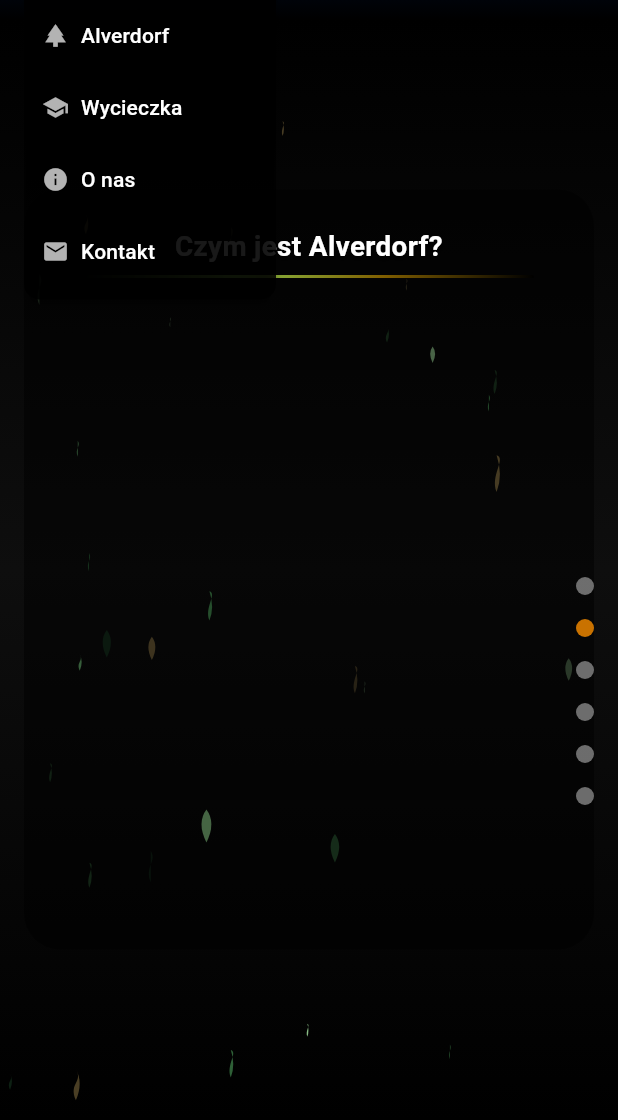
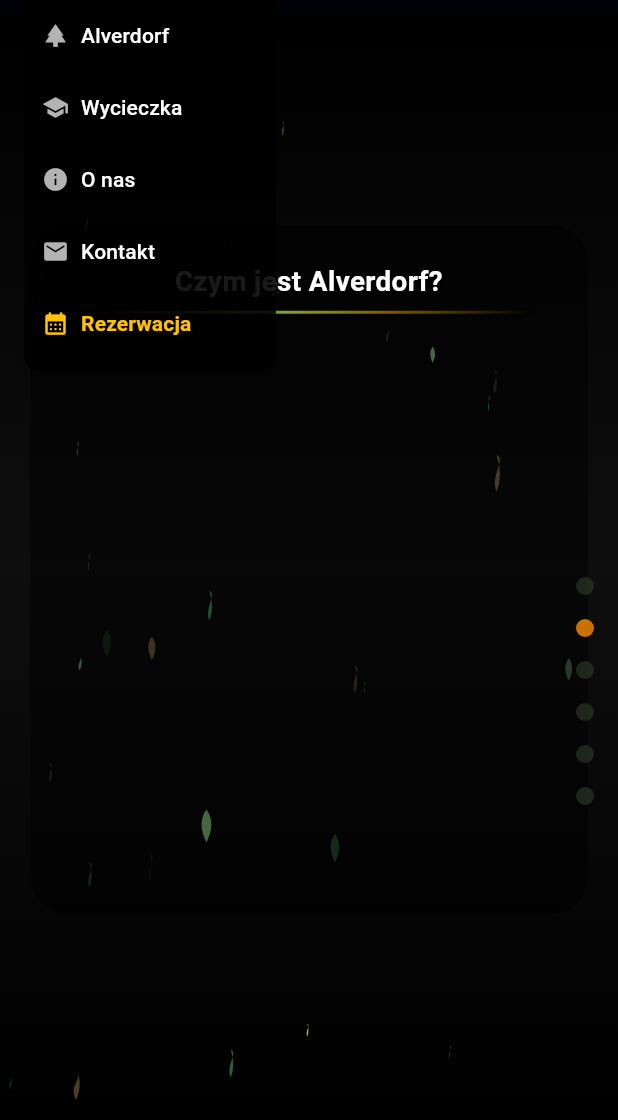
Before and after one commit to SzymonCzermak/APEwebsite, a Flutter app: the VillagePage screen opened by its route, scrolled down 576 dp, after a tap on the "menu" icon, on a phone screen of 412 x 824 dp, the part 116-1236 px from its top. Run offline on Flutter 3.47's test engine with Material 3 defaults, Android fonts, the light colour scheme and no system bars; drawn by our look-alikes of smooth_page_indicator; our stand-ins replace google_fonts, icons_plus, url_strategy; missing offline and left inert: dart:html.

Commit message:
respo and booking swich

```diff
--- a/lib/pages/contact_page.dart
+++ b/lib/pages/contact_page.dart
@@ -3,7 +3,7 @@ import 'package:apewebsite/widgets/custom_app_bar.dart';
 import 'package:apewebsite/models/page_type.dart';
 import 'package:provider/provider.dart';
 import 'package:apewebsite/language_controller.dart';
-import 'package:apewebsite/styles/color.dart.';
+import 'package:apewebsite/styles/color.dart';
 
 class ContactPage extends StatelessWidget {
   const ContactPage({super.key});
--- /dev/null
+++ b/lib/pages/village/VillageStepContainer.dart
@@ -0,0 +1,29 @@
+import 'package:flutter/material.dart';
+
+class VillageStepContainer extends StatelessWidget {
+  final Widget child;
+  const VillageStepContainer({required this.child, super.key});
+
+  @override
+  Widget build(BuildContext context) {
+    final size = MediaQuery.of(context).size;
+
+    // Maksymalne sensowne rozmiary – ale nie wymuszamy minimum!
+    final double maxW = size.width < 1280 ? size.width * 0.98 : 1200;
+    final double maxH = size.height < 960 ? size.height * 0.98 : 900;
+
+    return Center(
+      child: Container(
+        constraints: BoxConstraints(
+          maxWidth: maxW,
+          maxHeight: maxH,
+        ),
+        // SingleChildScrollView chroni przed "ucinaniem" zawartości!
+        child: SingleChildScrollView(
+          // Scroll zawsze, jak coś się nie mieści (ale nie przewija, jeśli mieści się w całości)
+          child: child,
+        ),
+      ),
+    );
+  }
+}
--- a/lib/pages/village/village_page.dart
+++ b/lib/pages/village/village_page.dart
@@ -1,3 +1,4 @@
+import 'package:apewebsite/pages/village/VillageStepContainer.dart';
 import 'package:apewebsite/pages/village/village_step_1.dart';
 import 'package:apewebsite/pages/village/village_step_2.dart';
 import 'package:apewebsite/pages/village/village_step_3.dart';
@@ -28,55 +29,55 @@ class _VillagePageState extends State<VillagePage> {
   void initState() {
     super.initState();
     _pages = [
-      VillageStep1(onNext: _scrollToNextPage),
-      const VillageStep2(),
-      const VillageStep3(),
-      const VillageStep4(),
-      const VillageStep5(),
-      const FooterVillage(),
+      VillageStepContainer(child: VillageStep1(onNext: _scrollToNextPage)),
+      const VillageStepContainer(child: VillageStep2()),
+      const VillageStepContainer(child: VillageStep3()),
+      const VillageStepContainer(child: VillageStep4()),
+      const VillageStepContainer(child: VillageStep5()),
+      const VillageStepContainer(child: FooterVillage()),
     ];
   }
 
   void _handleScroll(double delta, {required bool isMouse}) async {
     if (!isScrolling) {
+      final int page = _pageController.hasClients ? _pageController.page?.round() ?? 0 : 0;
+      final int lastPage = _pages.length - 1;
+
+      // Kierunek przewijania
+      final bool goNext = isMouse ? delta > 0 : delta < 0;
+      final bool goPrev = isMouse ? delta < 0 : delta > 0;
+
+      // Sprawdź, czy można przewijać dalej!
+      if ((goNext && page >= lastPage) || (goPrev && page <= 0)) {
+        return; // nie rób nic, jesteś na końcu/początku
+      }
+
       isScrolling = true;
-
-      if (isMouse) {
-        if (delta > 0) {
+      if (goNext) {
         await _pageController.nextPage(
           duration: const Duration(milliseconds: 700),
           curve: Curves.easeInOut,
         );
-        } else if (delta < 0) {
+      } else {
         await _pageController.previousPage(
           duration: const Duration(milliseconds: 700),
           curve: Curves.easeInOut,
         );
       }
-      } else {
-        if (delta < 0) {
-          await _pageController.nextPage(
-            duration: const Duration(milliseconds: 700),
-            curve: Curves.easeInOut,
-          );
-        } else if (delta > 0) {
-          await _pageController.previousPage(
-            duration: const Duration(milliseconds: 700),
-            curve: Curves.easeInOut,
-          );
-        }
-      }
-
-      await Future.delayed(const Duration(milliseconds: 800));
+      await Future.delayed(const Duration(milliseconds: 600));
       isScrolling = false;
     }
   }
 
   void _scrollToNextPage() {
+    final int page = _pageController.hasClients ? _pageController.page?.round() ?? 0 : 0;
+    final int lastPage = _pages.length - 1;
+    if (page < lastPage) {
       _pageController.nextPage(
         duration: const Duration(milliseconds: 700),
         curve: Curves.easeInOut,
       );
+    }
   }
 
   @override
@@ -87,13 +88,15 @@ class _VillagePageState extends State<VillagePage> {
         children: [
           const AnimatedForestSpirits(),
           GestureDetector(
-            onVerticalDragUpdate: (details) {
-              _handleScroll(details.primaryDelta ?? 0, isMouse: false);
-            },
+            onVerticalDragUpdate: (details) =>
+                _handleScroll(details.primaryDelta ?? 0, isMouse: false),
             child: Listener(
               onPointerSignal: (pointerSignal) {
                 if (pointerSignal is PointerScrollEvent) {
+                  // Reaguj tylko na przewijanie pionowe, ignoruj poziome scrollowanie
+                  if (pointerSignal.scrollDelta.dy.abs() > pointerSignal.scrollDelta.dx.abs()) {
                     _handleScroll(pointerSignal.scrollDelta.dy, isMouse: true);
+                  }
                 }
               },
               child: PageView.builder(
@@ -117,8 +120,7 @@ class _VillagePageState extends State<VillagePage> {
                 dotHeight: 12,
                 dotWidth: 12,
                 spacing: 16,
-                dotColor:
-                    const Color.fromARGB(255, 212, 212, 212).withOpacity(0.5),
+                dotColor: const Color.fromARGB(255, 51, 72, 46).withOpacity(0.5),
               ),
             ),
           ),
--- a/lib/pages/village/village_step_1.dart
+++ b/lib/pages/village/village_step_1.dart
@@ -93,17 +93,11 @@ class _VillageStep1State extends State<VillageStep1>
         padding: const EdgeInsets.all(16.0),
         child: ConstrainedBox(
           constraints: const BoxConstraints(maxWidth: 1500),
-          child: AspectRatio(
-            aspectRatio: isMobile ? 3 / 4 : 16 / 9,
-            child: Container(
-              padding: const EdgeInsets.all(24),
-              decoration: BoxDecoration(
-                color: Colors.black.withOpacity(0.5),
-                borderRadius: BorderRadius.circular(24),
-              ),
+          child: SingleChildScrollView(
             child: Column(
               mainAxisAlignment: MainAxisAlignment.center,
               children: [
+                const SizedBox(height: 24),
                 Row(
                   mainAxisAlignment: MainAxisAlignment.center,
                   children: [
@@ -258,8 +252,8 @@ class _VillageStep1State extends State<VillageStep1>
                     ),
                   ),
                 ),
+                const SizedBox(height: 24),
               ],
-              ),
             ),
           ),
         ),
--- a/lib/pages/village/village_step_2.dart
+++ b/lib/pages/village/village_step_2.dart
@@ -89,8 +89,7 @@ class _VillageStep2State extends State<VillageStep2>
   final isMobile = screenWidth < 750;
   final isPolish = context.watch<LanguageController>().isPolish;
   final screenHeight = MediaQuery.of(context).size.height;
-    final shortestSide =
-        screenWidth < screenHeight ? screenWidth : screenHeight;
+  final shortestSide = screenWidth < screenHeight ? screenWidth : screenHeight;
 
   final titleFontSize = shortestSide.clamp(280, 800) * 0.045;
   final bodyFontSize = shortestSide.clamp(280, 800) * 0.025;
@@ -99,14 +98,13 @@ class _VillageStep2State extends State<VillageStep2>
     child: Padding(
       padding: const EdgeInsets.all(16.0),
       child: ConstrainedBox(
-          constraints: const BoxConstraints(maxWidth: 1500),
+        constraints: const BoxConstraints(maxWidth: 900),
+        child: SingleChildScrollView(
           child: Column(
             mainAxisSize: MainAxisSize.min,
             children: [
               _AnimatedLine(animation: _topBottomLineAnimation, isTop: true),
-              AspectRatio(
-                aspectRatio: isMobile ? 3 / 4 : 16 / 9,
-                child: Container(
+              Container(
                 padding: const EdgeInsets.all(24),
                 decoration: BoxDecoration(
                   color: Colors.black.withOpacity(0.5),
@@ -114,6 +112,7 @@ class _VillageStep2State extends State<VillageStep2>
                 ),
                 child: isMobile
                     ? Column(
+                        crossAxisAlignment: CrossAxisAlignment.center,
                         children: [
                           _buildText(titleFontSize, bodyFontSize, isPolish),
                           const SizedBox(height: 24),
@@ -125,6 +124,7 @@ class _VillageStep2State extends State<VillageStep2>
                         ],
                       )
                     : Row(
+                        crossAxisAlignment: CrossAxisAlignment.center,
                         children: [
                           Expanded(
                             flex: 3,
@@ -145,14 +145,15 @@ class _VillageStep2State extends State<VillageStep2>
                         ],
                       ),
               ),
-              ),
               _AnimatedLine(animation: _topBottomLineAnimation, isTop: false),
             ],
           ),
         ),
       ),
+    ),
   );
 }
+
 
   Widget _buildText(double titleSize, double bodySize, bool isPolish) {
     return Column(
--- a/lib/widgets/custom_app_bar.dart
+++ b/lib/widgets/custom_app_bar.dart
@@ -4,11 +4,25 @@ import '../models/page_type.dart';
 import 'package:icons_plus/icons_plus.dart';
 import '../language_controller.dart';
 import 'package:apewebsite/styles/color.dart'; // poprawiony import
+import 'package:url_launcher/url_launcher.dart';
 
 class CustomAppBar extends StatelessWidget implements PreferredSizeWidget {
   final PageType currentPage;
 
   const CustomAppBar({super.key, required this.currentPage});
+
+  static const _bookeroUrl =
+      'https://alverniaplanet.bookero.pl/?gad_source=1&gad_campaignid=21184439646&gbraid=0AAAAACpnbKKuCOIqtNpPzqLUV020lKRu1&gclid=Cj0KCQjw9O_BBhCUARIsAHQMjS6El7Cv2TVWHD-yBMFAlW3vA1OrWT9Llg3aYSE6DldTCTv3AUWbFG4aAqKNEALw_wcB';
+
+  Future<void> _launchBookero() async {
+  final uri = Uri.parse(_bookeroUrl);
+  if (await canLaunchUrl(uri)) {
+    await launchUrl(uri, mode: LaunchMode.externalApplication);
+  } else {
+    debugPrint('Could not launch $_bookeroUrl');
+  }
+}
+
 
   @override
   Size get preferredSize => const Size.fromHeight(90);
@@ -39,37 +53,43 @@ class CustomAppBar extends StatelessWidget implements PreferredSizeWidget {
             mainAxisAlignment: MainAxisAlignment.spaceBetween,
             children: [
               if (isMobile)
-                PopupMenuButton<PageType>(
+                PopupMenuButton<String>(
   icon: const Icon(Icons.menu, color: Colors.white),
   color: Colors.black87,
-                  shape: RoundedRectangleBorder(
-                      borderRadius: BorderRadius.circular(10)),
-                  onSelected: (page) {
-                    Navigator.pushNamed(context, _routeFromPageType(page));
+  shape: RoundedRectangleBorder(borderRadius: BorderRadius.circular(10)),
+  onSelected: (value) {
+    if (value == 'bookero') {
+      _launchBookero();
+    } else {
+      Navigator.pushNamed(context, _routeFromPageType(PageType.values.firstWhere((e) => e.name == value)));
+    }
   },
   itemBuilder: (context) => [
-                    _buildMenuItem(context, PageType.home,
-                        isPolish ? 'Strona Główna' : 'Home Page', Icons.home),
-                    _buildMenuItem(context, PageType.village,
-                        isPolish ? 'Alverdorf' : 'Alverdorf', Icons.park),
-                    _buildMenuItem(context, PageType.tour,
-                        isPolish ? 'Wycieczka' : 'Tour', Icons.school),
-                    _buildMenuItem(context, PageType.about,
-                        isPolish ? 'O nas' : 'About', Icons.info),
-                    _buildMenuItem(context, PageType.contact,
-                        isPolish ? 'Kontakt' : 'Contact', Icons.mail),
+    _buildMenuItem(context, PageType.home, isPolish ? 'Strona Główna' : 'Home Page', Icons.home),
+    _buildMenuItem(context, PageType.village, isPolish ? 'Alverdorf' : 'Alverdorf', Icons.park),
+    _buildMenuItem(context, PageType.tour, isPolish ? 'Wycieczka' : 'Tour', Icons.school),
+    _buildMenuItem(context, PageType.about, isPolish ? 'O nas' : 'About', Icons.info),
+    _buildMenuItem(context, PageType.contact, isPolish ? 'Kontakt' : 'Contact', Icons.mail),
+    PopupMenuItem<String>(
+      value: 'bookero',
+      child: Row(
+        children: [
+          const Icon(Icons.calendar_month_rounded, color: Colors.amber, size: 18),
+          const SizedBox(width: 8),
+          const Text('Rezerwacja', style: TextStyle(color: Colors.amber, fontWeight: FontWeight.bold)),
+        ],
+      ),
+    ),
   ],
 )
               else
                 Row(
                   children: [
-                    _buildTab(
-                        context, 'Alverdorf', 'Alverdorf', PageType.village),
+                    _buildTab(context, 'Alverdorf', 'Alverdorf', PageType.village),
                     _buildDivider(),
                     _buildTab(context, 'Wycieczka', 'Tour', PageType.tour),
                     _buildDivider(),
-                    _buildTab(
-                        context, 'Strona Główna', 'Home Page', PageType.home),
+                    _buildTab(context, 'Strona Główna', 'Home Page', PageType.home),
                   ],
                 ),
               if (!isMobile)
@@ -79,9 +99,48 @@ class CustomAppBar extends StatelessWidget implements PreferredSizeWidget {
     _buildDivider(),
     _buildTab(context, 'Kontakt', 'Contact', PageType.contact),
     const SizedBox(width: 16),
+    // Przycisk Rezerwacja z tłumaczeniem, obramowaniem i cieniem
+    InkWell(
+      onTap: _launchBookero,
+      borderRadius: BorderRadius.circular(8),
+      child: Container(
+        padding: const EdgeInsets.symmetric(horizontal: 10, vertical: 6),
+        decoration: BoxDecoration(
+          color: Colors.amber, // Żółte tło jak podkreślenie
+          borderRadius: BorderRadius.circular(35),
+          border: Border.all(color: const Color.fromARGB(255, 117, 87, 0), width: 2), // Obramowanie
+          boxShadow: [ // Subtelny cień
+            BoxShadow(
+              color: const Color.fromARGB(255, 67, 50, 0),
+              offset: const Offset(0, 3),
+              blurRadius: 6,
+            ),
+          ],
+        ),
+        child: Row(
+          children: [
+            const Icon(Icons.calendar_month_rounded,
+                color: Colors.black87, size: 16),
+            const SizedBox(width: 4),
+            Text(
+              context.watch<LanguageController>().isPolish
+                  ? 'Rezerwacja'
+                  : 'Booking',
+              style: const TextStyle(
+                color: Colors.black87,
+                fontWeight: FontWeight.bold,
+                fontSize: 14,
+              ),
+            ),
+          ],
+        ),
+      ),
+    ),
+    const SizedBox(width: 16),
     _buildLangSwitcher(context, isMobile: false),
   ],
 )
+
               else
                 _buildLangSwitcher(context, isMobile: true),
             ],
@@ -92,10 +151,10 @@ class CustomAppBar extends StatelessWidget implements PreferredSizeWidget {
     );
   }
 
-  PopupMenuItem<PageType> _buildMenuItem(
+  PopupMenuItem<String> _buildMenuItem(
       BuildContext context, PageType page, String label, IconData icon) {
-    return PopupMenuItem<PageType>(
-      value: page,
+    return PopupMenuItem<String>(
+      value: page.name,
       child: Row(
         children: [
           Icon(icon, color: Colors.white70, size: 18),
--- a/pubspec.yaml
+++ b/pubspec.yaml
@@ -20,6 +20,7 @@ dependencies:
   country_icons: ^3.0.0
   url_strategy: ^0.3.0
   icons_plus: ^5.0.0
+  url_launcher: ^6.3.1
 
 dev_dependencies:
   flutter_test:
```
Also changed, not shown: lib/pages/home/home_page.dart (+19 -14 lines), lib/pages/village/footer_village.dart (+24 -10 lines), lib/pages/village/village_step_3.dart (+12 -14 lines), lib/pages/village/village_step_4.dart (+11 -13 lines), lib/pages/village/village_step_5.dart (+11 -15 lines), pubspec.lock, 6 other files. Lines whose indentation alone changed are shown as unchanged.
